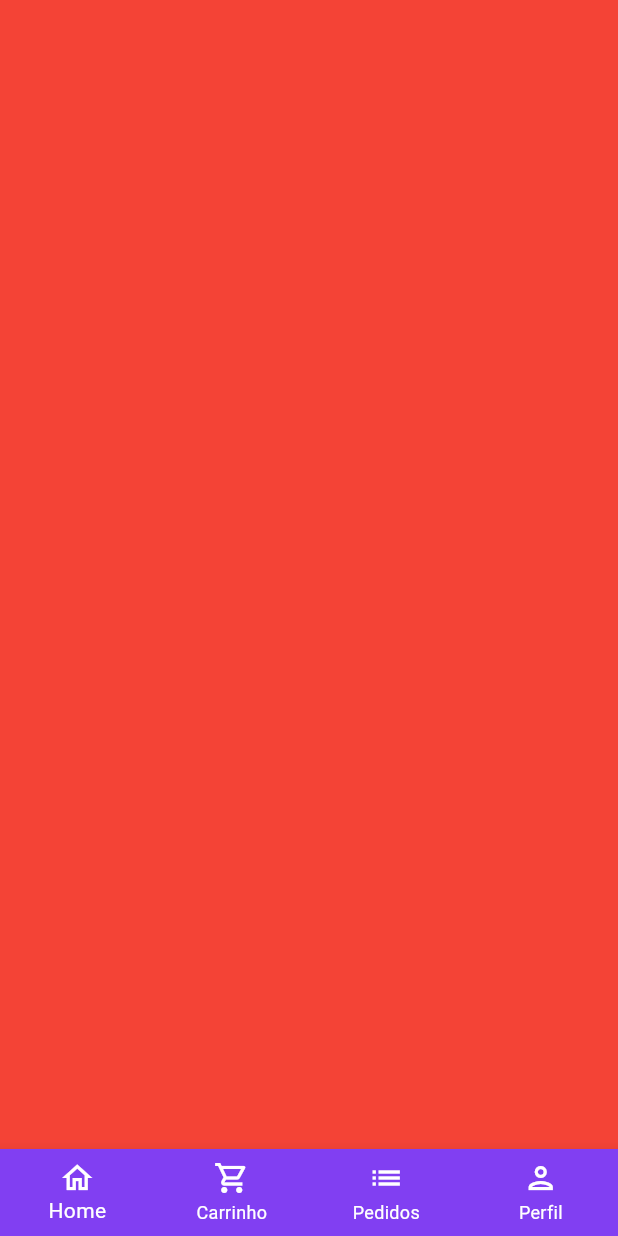
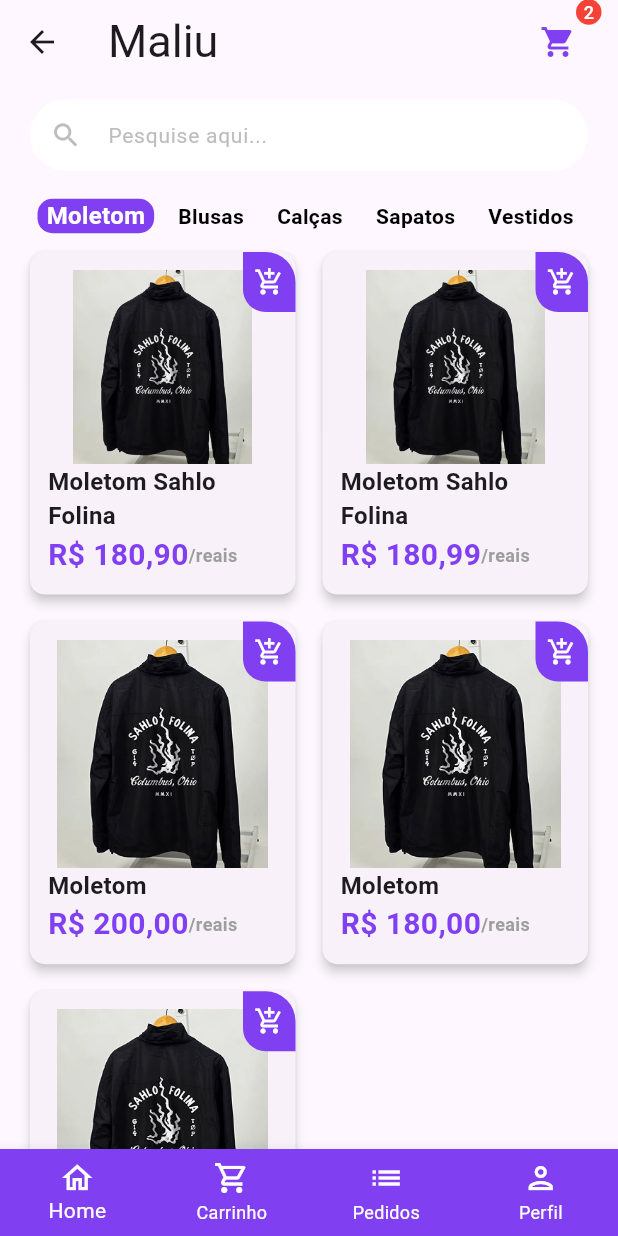
Before and after one commit to Lluis434/APP-Mobile-Catalogo-de-Produtos, a Flutter app: the BaseScreen screen opened directly, on a phone screen of 412 x 824 dp. Run offline on Flutter 3.47's test engine with Material 3 defaults, Android fonts, the light colour scheme and no system bars; our stand-ins replace animated_text_kit, flutter_dotenv.

Commit message:
Front-end da Tela Inicial

```diff
--- a/flutter_app/lib/main.dart
+++ b/flutter_app/lib/main.dart
@@ -1,6 +1,6 @@
 import 'package:flutter/material.dart';
 import 'package:flutter_dotenv/flutter_dotenv.dart';
-import 'src/auth/login.dart';
+import 'src/pages/auth/login.dart';
 
 Future<void> main() async {
   await dotenv.load(fileName: ".env"); // Carrega variáveis de ambiente
--- /dev/null
+++ b/flutter_app/lib/src/config/app_data.dart
@@ -0,0 +1,57 @@
+import 'package:catalogo_produtos/src/models/item_model.dart';
+
+final ItemModel moletom1 = ItemModel(
+  description: 'Moletom Preto da banda Twenty opne pilots ano de 2024',
+  imgUrl: 'assets/imagens/Moletom1.png',  // Use barras normais '/' para caminhos no Flutter
+  itemName: 'Moletom Sahlo Folina',
+  price: 180.90, // preço como String, se o seu modelo espera String
+  unit: 'reais',
+);
+
+final ItemModel moletom2 = ItemModel(
+  description: 'Moletom Preto da banda Twenty opne pilots ano de 2024',
+  imgUrl: 'assets/imagens/Moletom1.png',
+  itemName: 'Moletom Sahlo Folina',
+  price: 180.99,
+  unit: 'reais',
+);
+
+final ItemModel moletom3 = ItemModel(
+  description: 'Moletom Sahlo Folina',
+  imgUrl: 'assets/imagens/Moletom1.png',
+  itemName: 'Moletom',
+  price: 200,
+  unit: 'reais',
+);
+
+final ItemModel moletom4 = ItemModel(
+  description: 'Moletom Sahlo Folina',
+  imgUrl: 'assets/imagens/Moletom1.png',
+  itemName: 'Moletom',
+  price: 180,
+  unit: 'reais',
+);
+
+final ItemModel moletom5 = ItemModel(
+  description: 'Moletom Sahlo Folina',
+  imgUrl: 'assets/imagens/Moletom1.png',
+  itemName: 'Moletom',
+  price: 290.90,
+  unit: 'reais',
+);
+
+final List<ItemModel> items = [
+  moletom1,
+  moletom2,
+  moletom3,
+  moletom4,
+  moletom5,
+];
+
+final List<String> categories = [
+  'Moletom',
+  'Blusas',
+  'Calças',
+  'Sapatos',
+  'Vestidos',
+];
--- /dev/null
+++ b/flutter_app/lib/src/models/item_model.dart
@@ -0,0 +1,15 @@
+class ItemModel {
+  String itemName;
+  String imgUrl;
+  String unit;
+  double price;
+  String description;
+
+  ItemModel({
+    required this.description,
+    required this.imgUrl,
+    required this.itemName,
+    required this.price,
+    required this.unit,
+  });
+}
--- a/flutter_app/lib/src/auth/login.dart
+++ b/flutter_app/lib/src/pages/auth/login.dart
@@ -1,7 +1,7 @@
 import 'package:animated_text_kit/animated_text_kit.dart';
-import 'package:catalogo_produtos/src/auth/components/custom_text_field.dart';
-import 'package:catalogo_produtos/src/auth/sign_up_screen.dart';
-import 'package:catalogo_produtos/src/base/base_screen.dart';
+import 'package:catalogo_produtos/src/pages/auth/components/custom_text_field.dart';
+import 'package:catalogo_produtos/src/pages/auth/sign_up_screen.dart';
+import 'package:catalogo_produtos/src/pages/base/base_screen.dart';
 import 'package:catalogo_produtos/src/config/custom_colors.dart';
 import 'package:flutter/material.dart';
 
--- a/flutter_app/lib/src/auth/sign_up_screen.dart
+++ b/flutter_app/lib/src/pages/auth/sign_up_screen.dart
@@ -1,4 +1,4 @@
-import 'package:catalogo_produtos/src/auth/components/custom_text_field.dart';
+import 'package:catalogo_produtos/src/pages/auth/components/custom_text_field.dart';
 import 'package:catalogo_produtos/src/config/custom_colors.dart';
 import 'package:flutter/material.dart';
 
--- a/flutter_app/lib/src/base/base_screen.dart
+++ b/flutter_app/lib/src/pages/base/base_screen.dart
@@ -1,3 +1,4 @@
+import 'package:catalogo_produtos/src/pages/home/home_tab.dart';
 import 'package:flutter/material.dart';
 
 class BaseScreen extends StatefulWidget {
@@ -18,7 +19,7 @@ class _BaseScreenState extends State<BaseScreen> {
         physics: const NeverScrollableScrollPhysics(),
         controller: pageController,
         children: [
-          Container(color: Colors.red,),
+          HomeTab(),
           Container(color: Colors.yellow,),
           Container(color: Colors.blue,),
           Container(color: Colors.purple,),
--- /dev/null
+++ b/flutter_app/lib/src/pages/home/components/category_tile.dart
@@ -0,0 +1,42 @@
+import 'package:catalogo_produtos/src/config/custom_colors.dart';
+import 'package:flutter/material.dart';
+
+class CategoryTile extends StatelessWidget {
+  const CategoryTile({
+    super.key,
+    required this.category,
+    required this.isSelected,
+    required this.onPressed,
+  });
+
+  final String category;
+  final bool isSelected;
+  final VoidCallback onPressed;
+
+  @override
+  Widget build(BuildContext context) {
+    return GestureDetector(
+      onTap: onPressed,
+      child: Align(
+        alignment: Alignment.center,
+        child: Container(
+          padding: const EdgeInsets.symmetric(horizontal: 6),
+          decoration: BoxDecoration(
+            borderRadius: BorderRadius.circular(10),
+            color:
+                isSelected ? CustomColors.customSwatchColor : Colors.transparent,
+          ),
+          child: Text(
+            category,
+            style: TextStyle(
+              // Agora o texto fica preto quando não selecionado
+              color: isSelected ? Colors.white : Colors.black,
+              fontWeight: FontWeight.bold,
+              fontSize: isSelected ? 16 : 14,
+            ),
+          ),
+        ),
+      ),
+    );
+  }
+}
--- /dev/null
+++ b/flutter_app/lib/src/pages/home/home_tab.dart
@@ -0,0 +1,124 @@
+import 'package:flutter/material.dart';
+import 'package:catalogo_produtos/src/config/custom_colors.dart';
+import 'package:catalogo_produtos/src/pages/home/components/category_tile.dart';
+import 'package:catalogo_produtos/src/pages/home/item_tile.dart';
+import 'package:catalogo_produtos/src/config/app_data.dart' as appData;
+
+class HomeTab extends StatefulWidget {
+  const HomeTab({super.key});
+
+  @override
+  State<HomeTab> createState() => _HomeTabState();
+}
+
+class _HomeTabState extends State<HomeTab> {
+  // Categoria selecionada
+  String selectedCategory = appData.categories.first;
+
+  @override
+  Widget build(BuildContext context) {
+    return Scaffold(
+      // ---------- APP BAR ----------
+      appBar: AppBar(
+        backgroundColor: Colors.transparent,
+        elevation: 0,
+        title: const Text(
+          'Maliu',
+          style: TextStyle(fontSize: 30),
+        ),
+        actions: [
+          Badge(
+            backgroundColor: Colors.red,
+            label: const Text(
+              '2',
+              style: TextStyle(color: Colors.white, fontSize: 12),
+            ),
+            child: IconButton(
+              onPressed: () {},
+              icon: Icon(
+                Icons.shopping_cart,
+                color: CustomColors.customSwatchColor,
+              ),
+            ),
+          ),
+          const SizedBox(width: 16),
+        ],
+      ),
+
+      // ---------- BODY ----------
+      body: Column(
+        children: [
+          // Campo de pesquisa
+          Padding(
+            padding: const EdgeInsets.symmetric(horizontal: 20, vertical: 10),
+            child: TextFormField(
+              decoration: InputDecoration(
+                filled: true,
+                fillColor: Colors.white,
+                isDense: true,
+                hintText: 'Pesquise aqui...',
+                hintStyle: TextStyle(
+                  color: Colors.grey.shade400,
+                  fontSize: 14,
+                ),
+                prefixIcon: Icon(
+                  Icons.search,
+                  color: Colors.grey.shade400,
+                  size: 21,
+                ),
+                border: OutlineInputBorder(
+                  borderRadius: BorderRadius.circular(60),
+                  borderSide: BorderSide.none,
+                ),
+              ),
+            ),
+          ),
+
+          // Lista horizontal de categorias
+          Container(
+            padding: const EdgeInsets.only(left: 25),
+            height: 40,
+            child: ListView.separated(
+              scrollDirection: Axis.horizontal,
+              itemCount: appData.categories.length,
+              separatorBuilder: (_, __) => const SizedBox(width: 10),
+              itemBuilder: (_, index) {
+                final category = appData.categories[index];
+                return CategoryTile(
+                  category: category,
+                  isSelected: category == selectedCategory,
+                  onPressed: () {
+                    setState(() => selectedCategory = category);
+                  },
+                );
+              },
+            ),
+          ),
+
+          // ---------- GRID ----------
+          Expanded(
+            child: GridView.builder(
+              padding: const EdgeInsets.fromLTRB(16, 0, 16, 16),
+              physics: const BouncingScrollPhysics(),
+              gridDelegate: const SliverGridDelegateWithFixedCrossAxisCount(
+                crossAxisCount: 2,
+                mainAxisSpacing: 10,
+                crossAxisSpacing: 10,
+                childAspectRatio: 9 / 11.5,
+              ),
+              itemCount: appData.items.length,
+              itemBuilder: (_, index) {
+                // Aqui você pode filtrar por categoria se desejar
+                return ItemTile(
+                  item: appData.items[
+                    index
+                  ],
+                );
+              },
+            ),
+          ),
+        ],
+      ),
+    );
+  }
+}
--- /dev/null
+++ b/flutter_app/lib/src/pages/home/item_tile.dart
@@ -0,0 +1,90 @@
+import 'package:catalogo_produtos/src/models/item_model.dart';
+import 'package:catalogo_produtos/src/services/utils_services.dart';
+import 'package:flutter/material.dart';
+import 'package:catalogo_produtos/src/config/custom_colors.dart';
+
+class ItemTile extends StatelessWidget {
+  final ItemModel item;
+
+  ItemTile({super.key, required this.item
+  });
+
+  final UtilsServices utilsServices = UtilsServices();
+
+  @override
+  Widget build(BuildContext context) {
+    return Stack(
+      children: [
+        Card(
+          elevation: 3,
+          shadowColor: Colors.grey.shade300,
+          shape: RoundedRectangleBorder(borderRadius: BorderRadius.circular(10)),
+          child: Padding(
+            padding: const EdgeInsets.all(12),
+            child: Column(
+              crossAxisAlignment: CrossAxisAlignment.stretch,
+              children: [
+                // imagem
+                Expanded(child: Image.asset(item.imgUrl),
+                ),
+
+                // nome
+                Text(item.itemName, style: const TextStyle(
+                  fontSize: 16,
+                  fontWeight: FontWeight.bold,
+                  ),
+                ),
+
+                // preço = unidade
+                Row(
+                  children: [
+                    Text(
+                  utilsServices.priceToCurrency(item.price),
+                    style: TextStyle(
+                      fontWeight: FontWeight.bold,
+                      fontSize: 20,
+                      color: CustomColors.customSwatchColor,
+                    ),
+                    ),
+                    Text('/${item.unit}', style: TextStyle(
+                      color: Colors.grey.shade500,
+                      fontWeight: FontWeight.bold,
+                      fontSize: 12,
+                    ),)
+
+                  ],
+                ),
+              ],
+            ),
+          ),
+
+
+        ),
+        Positioned(
+          top: 4,
+          right: 4,
+
+          child: GestureDetector(
+            onTap: () {},
+            child: Container(
+              height: 40,
+              width: 35,
+              decoration: BoxDecoration(
+                color: CustomColors.customSwatchColor,
+                borderRadius: const BorderRadius.only(
+                  bottomLeft: Radius.circular(15),
+                  topRight: Radius.circular(20),
+                )
+              ),
+              child: const Icon(
+                Icons.add_shopping_cart_outlined,
+                color: Colors.white,
+                size: 20,
+              ),
+            ),
+          ),
+          )
+      ],
+    );
+  }
+}
--- /dev/null
+++ b/flutter_app/lib/src/services/utils_services.dart
@@ -0,0 +1,23 @@
+import 'package:intl/intl.dart';
+
+
+class UtilsServices {
+  // R$ valor
+  String priceToCurrency(double price){
+    NumberFormat numberFormat = NumberFormat.simpleCurrency(locale: 'pt_BR' );
+
+    return numberFormat.format(price);
+  }
+
+
+
+
+
+
+
+
+
+
+
+
+}
--- a/flutter_app/pubspec.yaml
+++ b/flutter_app/pubspec.yaml
@@ -37,6 +37,7 @@ dependencies:
   # Use with the CupertinoIcons class for iOS style icons.
   cupertino_icons: ^1.0.8
   animated_text_kit: ^4.2.1
+  intl: ^0.20.2
 
 dev_dependencies:
   flutter_test:
@@ -61,10 +62,10 @@ flutter:
   uses-material-design: true
   assets:
     - .env
-
+    - assets/imagens/Moletom1.png
   # To add assets to your application, add an assets section, like this:
   # assets:
-  #   - images/a_dot_burr.jpeg
+  #   - assets/images/
   #   - images/a_dot_ham.jpeg
 
   # An image asset can refer to one or more resolution-specific "variants", see
```
Also changed, not shown: flutter_app/assets/imagens/Moletom1.png (added), flutter_app/lib/src/pages/auth/components/custom_text_field.dart (renamed from flutter_app/lib/src/auth/components/custom_text_field.dart).
